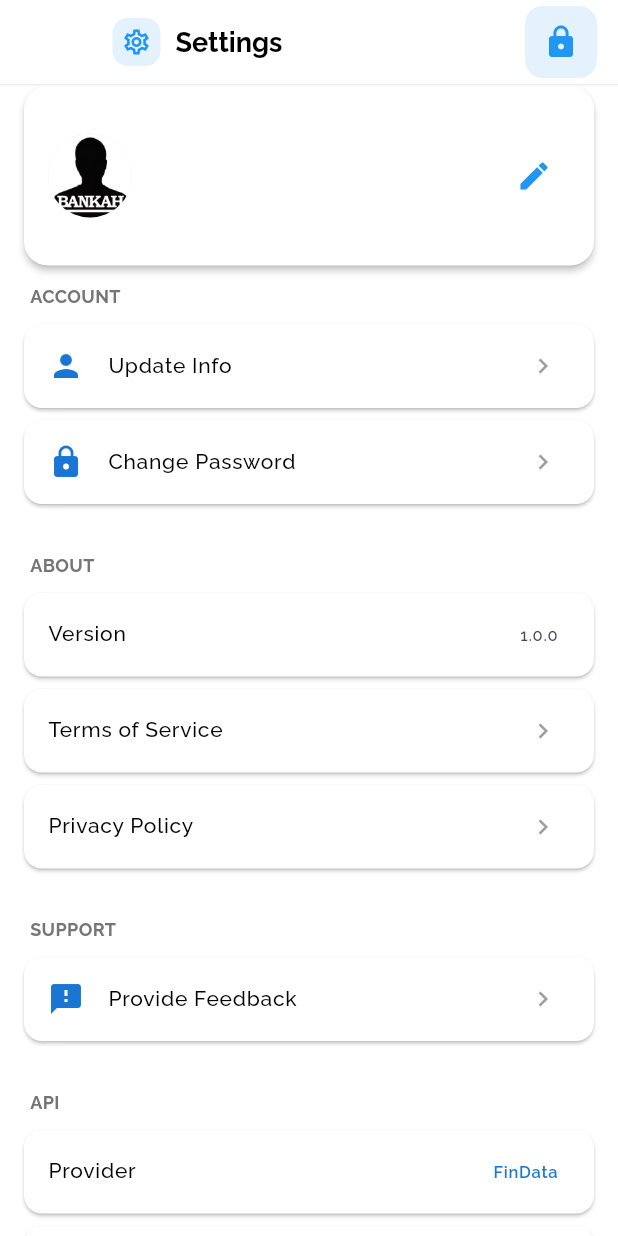
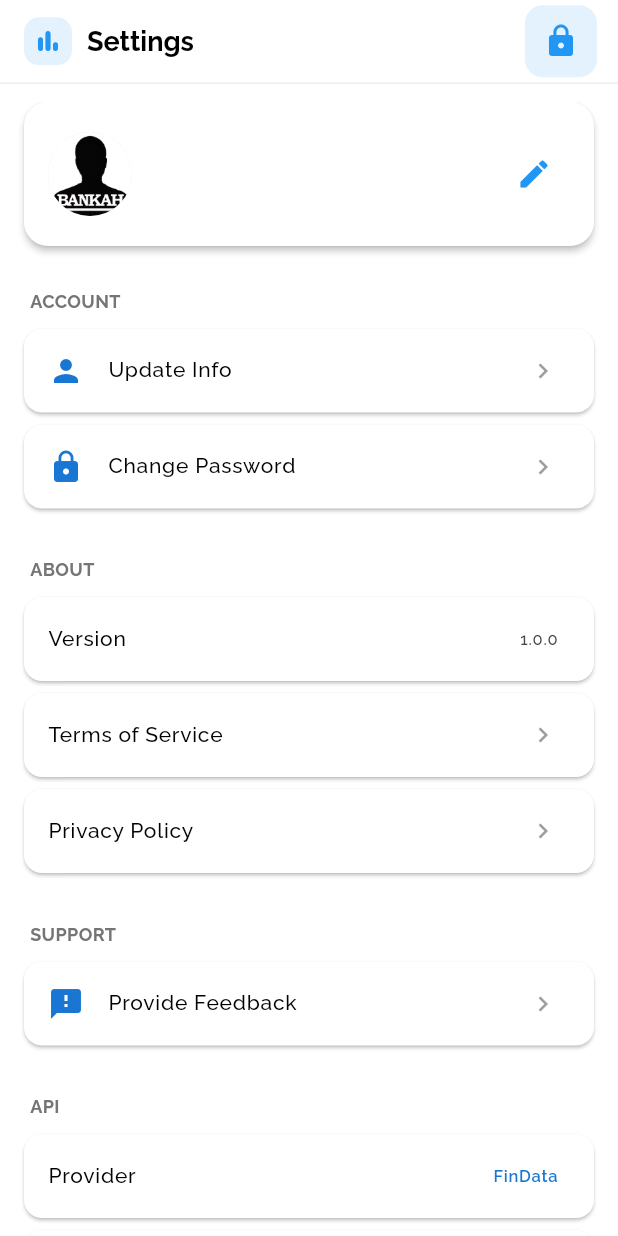
Before and after one commit to bankah-junior/ec_ranking_app, a Flutter app: the SettingScreen screen opened directly, on a phone screen of 412 x 824 dp. Run offline on Flutter 3.47's test engine with Material 3 defaults, Android fonts, the phone set to English and light mode, and no system bars; our stand-ins replace shared_preferences; accounts and stored records are empty; network calls fail.

Commit message:
feat: implement custom widgets for app bar, warning messages, statistics, and settings UI

```diff
--- a/lib/views/onboarding_screen.dart
+++ b/lib/views/onboarding_screen.dart
@@ -147,7 +147,8 @@ class _OnboardingScreenState extends State<OnboardingScreen> {
                       ),
                     )
                   else
-                    const SizedBox(width: 80), // placeholder
+                    const SizedBox(width: 80),
+
                   ///
                   ElevatedButton(
                     style: ElevatedButton.styleFrom(
--- a/lib/views/setting_screen.dart
+++ b/lib/views/setting_screen.dart
@@ -1,8 +1,12 @@
 import 'package:ec_ranking/models/user_model.dart';
 import 'package:ec_ranking/viewmodels/auth_viewmodel.dart';
 import 'package:ec_ranking/viewmodels/user_viewmodel.dart';
+import 'package:ec_ranking/widgets/app_bar_widget.dart';
+import 'package:ec_ranking/widgets/setting_screen/section_title_widget.dart';
+import 'package:ec_ranking/widgets/setting_screen/tile_widget.dart';
 import 'package:flutter/material.dart';
 import 'package:provider/provider.dart';
+import 'package:url_launcher/url_launcher.dart';
 
 class SettingScreen extends StatefulWidget {
   const SettingScreen({super.key});
@@ -23,44 +27,23 @@ class _SettingScreenState extends State<SettingScreen> {
     await authVM.getToken();
   }
 
+Future<void> openLink(String url) async {
+  final Uri uri = Uri.parse(url);
+  if (!await launchUrl(uri, mode: LaunchMode.externalApplication)) {
+    throw Exception('Could not launch $url');
+  }
+}
+
   @override
   Widget build(BuildContext context) {
     return Scaffold(
       backgroundColor: Colors.white,
-      appBar: AppBar(
-        backgroundColor: Colors.white,
-        elevation: 0,
-        centerTitle: true,
-        title: Row(
-          mainAxisAlignment: MainAxisAlignment.start,
-          children: [
-            Container(
-              padding: const EdgeInsets.all(6),
-              decoration: BoxDecoration(
-                color: Colors.blue.shade50,
-                borderRadius: BorderRadius.circular(10),
-              ),
-              child: const Icon(
-                Icons.settings_outlined,
-                color: Colors.blue,
-                size: 20,
-              ),
-            ),
-            const SizedBox(width: 10),
-            const Text(
-              "Settings",
-              style: TextStyle(
-                fontSize: 18,
-                fontWeight: FontWeight.w700,
-                color: Colors.black,
-                fontFamily: "Raleway",
-              ),
-            ),
-          ],
-        ),
+      appBar: AppBarWidget(
+        title: "Settings",
         actions: [
           Consumer<AuthViewModel>(
             builder: (context, authVM, child) {
+              ///
               return authVM.accessToken != null &&
                       authVM.accessToken!.isNotEmpty
                   ? IconButton(
@@ -90,14 +73,11 @@ class _SettingScreenState extends State<SettingScreen> {
           ),
           const SizedBox(width: 8),
         ],
-        bottom: PreferredSize(
-          preferredSize: const Size.fromHeight(1),
-          child: Container(color: Colors.grey.shade200, height: 1),
       ),
-      ),
-      body: ListView(
+      body: Padding(
+        padding: const EdgeInsets.only(top: 12),
+        child: ListView(
           children: [
-          // 👤 Profile Card
             Card(
               color: Colors.white,
               margin: const EdgeInsets.symmetric(horizontal: 16),
@@ -111,9 +91,7 @@ class _SettingScreenState extends State<SettingScreen> {
                   if (user == null) {
                     return const SizedBox();
                   } else {
-                  return Padding(
-                    padding: const EdgeInsets.symmetric(vertical: 12),
-                    child: Column(
+                    return Column(
                       crossAxisAlignment: CrossAxisAlignment.start,
                       children: [
                         ListTile(
@@ -144,14 +122,13 @@ class _SettingScreenState extends State<SettingScreen> {
                           ),
                         ),
                       ],
-                    ),
                     );
                   }
                 },
               ),
             ),
+            const SizedBox(height: 16),
 
-          // ⚙️ Account Section
             Consumer<UserViewModel>(
               builder: (context, userVM, child) {
                 // userVM.fetchUser();
@@ -162,43 +139,41 @@ class _SettingScreenState extends State<SettingScreen> {
                   return Column(
                     crossAxisAlignment: CrossAxisAlignment.start,
                     children: [
-                    _buildSectionTitle("ACCOUNT"),
-                    _buildTile(
-                      "Update Info",
+                      SectionTitleWidget(title: "ACCOUNT"),
+                      TileWidget(
+                        title: "Update Info",
                         icon: Icons.person,
                         onTap: () => _showUpdateInfoDialog(context),
                       ),
-                    _buildTile(
-                      "Change Password",
+                      TileWidget(
+                        title: "Change Password",
                         icon: Icons.lock,
                         onTap: () => _showChangePasswordDialog(context),
                       ),
+                      const SizedBox(height: 16),
                     ],
                   );
                 }
               },
             ),
 
+            SectionTitleWidget(title: "ABOUT"),
+            TileWidget(title: "Version", trailing: const Text("1.0.0")),
+            TileWidget(title: "Terms of Service", onTap: () {}),
+            TileWidget(title: "Privacy Policy", onTap: () {}),
             const SizedBox(height: 16),
 
-          // 📌 About
-          _buildSectionTitle("ABOUT"),
-          _buildTile("Version", trailing: const Text("1.0.0")),
-          _buildTile("Terms of Service", onTap: () {}),
-          _buildTile("Privacy Policy", onTap: () {}),
-
+            SectionTitleWidget(title: "SUPPORT"),
+            TileWidget(
+              title: "Provide Feedback",
+              icon: Icons.feedback,
+              onTap: () {},
+            ),
             const SizedBox(height: 16),
 
-          // 💬 Support
-          _buildSectionTitle("SUPPORT"),
-          _buildTile("Provide Feedback", icon: Icons.feedback, onTap: () {}),
-
-          const SizedBox(height: 16),
-
-          // 🌐 API
-          _buildSectionTitle("API"),
-          _buildTile(
-            "Provider",
+            SectionTitleWidget(title: "API"),
+            TileWidget(
+              title: "Provider",
               trailing: Text(
                 "FinData",
                 style: TextStyle(
@@ -207,64 +182,24 @@ class _SettingScreenState extends State<SettingScreen> {
                 ),
               ),
             ),
-          _buildTile(
-            "API Version",
+            TileWidget(
+              title: "API Version",
               trailing: const Text(
                 "v2",
                 style: TextStyle(fontWeight: FontWeight.w600),
               ),
             ),
             const SizedBox(height: 24),
+
+            SectionTitleWidget(title: "Developer"),
+            TileWidget(
+              title: "Portfolio",
+              icon: Icons.link,
+              onTap: () => openLink('https://anthonybekoebankah.netlify.app'),
+            ),
+            const SizedBox(height: 24),
           ],
         ),
-    );
-  }
-
-  /// Section Header
-  Widget _buildSectionTitle(String title) {
-    return Padding(
-      padding: const EdgeInsets.fromLTRB(20, 12, 20, 6),
-      child: Text(
-        title,
-        style: TextStyle(
-          fontSize: 12,
-          fontWeight: FontWeight.bold,
-          color: Colors.grey.shade600,
-        ),
-      ),
-    );
-  }
-
-  /// Modern Tile
-  Widget _buildTile(
-    String title, {
-    IconData? icon,
-    Widget? trailing,
-    VoidCallback? onTap,
-    Color? textColor,
-    Color? iconColor,
-  }) {
-    return Card(
-      color: Colors.white,
-      margin: const EdgeInsets.symmetric(horizontal: 16, vertical: 4),
-      shape: RoundedRectangleBorder(borderRadius: BorderRadius.circular(12)),
-      elevation: 1,
-      child: ListTile(
-        leading: icon != null
-            ? Icon(icon, color: iconColor ?? Colors.blue.shade700)
-            : null,
-        title: Text(
-          title,
-          style: TextStyle(
-            fontSize: 14,
-            fontWeight: FontWeight.w500,
-            color: textColor ?? Colors.black,
-          ),
-        ),
-        trailing:
-            trailing ??
-            const Icon(Icons.chevron_right, color: Colors.grey, size: 20),
-        onTap: onTap,
       ),
     );
   }
@@ -311,7 +246,7 @@ class _SettingScreenState extends State<SettingScreen> {
                 borderRadius: BorderRadius.circular(8),
               ),
             ),
-            child: const Text("Save"),
+            child: const Text("Save", style: TextStyle(color: Colors.white)),
             onPressed: () async {
               await userVM.updateUser(
                 UserModel(
@@ -378,7 +313,7 @@ class _SettingScreenState extends State<SettingScreen> {
                 borderRadius: BorderRadius.circular(8),
               ),
             ),
-            child: const Text("Update"),
+            child: const Text("Update", style: TextStyle(color: Colors.white)),
             onPressed: () async {
               if (newPasswordController.text !=
                   confirmPasswordController.text) {
--- /dev/null
+++ b/lib/widgets/app_bar_widget.dart
@@ -0,0 +1,53 @@
+import 'package:flutter/material.dart';
+
+class AppBarWidget extends StatelessWidget implements PreferredSizeWidget {
+  final String title;
+  final List<Widget>? actions;
+
+  const AppBarWidget({super.key, required this.title, this.actions});
+
+  @override
+  Widget build(BuildContext context) {
+    return AppBar(
+      backgroundColor: Colors.white,
+      elevation: 0,
+      automaticallyImplyLeading: false,
+      title: Row(
+        mainAxisAlignment: MainAxisAlignment.start,
+        children: [
+          Container(
+            padding: const EdgeInsets.all(6),
+            decoration: BoxDecoration(
+              color: Colors.blue.shade50,
+              borderRadius: BorderRadius.circular(10),
+            ),
+            child: const Icon(
+              Icons.bar_chart_rounded,
+              color: Colors.blue,
+              size: 20,
+            ),
+          ),
+          const SizedBox(width: 10),
+          Text(
+            title,
+            style: const TextStyle(
+              fontSize: 18,
+              fontWeight: FontWeight.w700,
+              color: Colors.black,
+              fontFamily: "Raleway",
+            ),
+          ),
+        ],
+      ),
+      centerTitle: true,
+      actions: actions,
+      bottom: PreferredSize(
+        preferredSize: const Size.fromHeight(1),
+        child: Container(color: Colors.grey.shade200, height: 1),
+      ),
+    );
+  }
+
+  @override
+  Size get preferredSize => const Size.fromHeight(kToolbarHeight);
+}
--- /dev/null
+++ b/lib/widgets/setting_screen/section_title_widget.dart
@@ -0,0 +1,21 @@
+import 'package:flutter/material.dart';
+
+class SectionTitleWidget extends StatelessWidget {
+  final String title;
+  const SectionTitleWidget({super.key, required this.title});
+
+  @override
+  Widget build(BuildContext context) {
+    return Padding(
+      padding: const EdgeInsets.fromLTRB(20, 12, 20, 6),
+      child: Text(
+        title,
+        style: TextStyle(
+          fontSize: 12,
+          fontWeight: FontWeight.bold,
+          color: Colors.grey.shade600,
+        ),
+      ),
+    );
+  }
+}
--- /dev/null
+++ b/lib/widgets/setting_screen/tile_widget.dart
@@ -0,0 +1,46 @@
+import 'package:flutter/material.dart';
+
+class TileWidget extends StatelessWidget {
+  final String title;
+  final IconData? icon;
+  final Widget? trailing;
+  final VoidCallback? onTap;
+  final Color? textColor;
+  final Color? iconColor;
+  const TileWidget({
+    super.key,
+    required this.title,
+    this.icon,
+    this.trailing,
+    this.onTap,
+    this.textColor,
+    this.iconColor,
+  });
+
+  @override
+  Widget build(BuildContext context) {
+    return Card(
+      color: Colors.white,
+      margin: const EdgeInsets.symmetric(horizontal: 16, vertical: 4),
+      shape: RoundedRectangleBorder(borderRadius: BorderRadius.circular(12)),
+      elevation: 1,
+      child: ListTile(
+        leading: icon != null
+            ? Icon(icon, color: iconColor ?? Colors.blue.shade700)
+            : null,
+        title: Text(
+          title,
+          style: TextStyle(
+            fontSize: 14,
+            fontWeight: FontWeight.w500,
+            color: textColor ?? Colors.black,
+          ),
+        ),
+        trailing:
+            trailing ??
+            const Icon(Icons.chevron_right, color: Colors.grey, size: 20),
+        onTap: onTap,
+      ),
+    );
+  }
+}
--- a/pubspec.yaml
+++ b/pubspec.yaml
@@ -38,6 +38,7 @@ dependencies:
   provider: ^6.1.5+1
   shared_preferences: ^2.5.3
   flutter_svg: ^2.2.0
+  url_launcher: ^6.3.2
 
 dev_dependencies:
   flutter_test:
```
Also changed, not shown: lib/views/events_screen.dart (+22 -77 lines), lib/views/home_screen.dart (+18 -81 lines), lib/views/provider_detail_screen.dart (+20 -30 lines), lib/widgets/provider_detail_screen/stat_widget.dart (added, +24 -0 lines), lib/widgets/text_widget.dart (added, +20 -0 lines), lib/widgets/warning_message_widget.dart (added, +33 -0 lines), pubspec.lock, 5 other files. Lines whose indentation alone changed are shown as unchanged.
